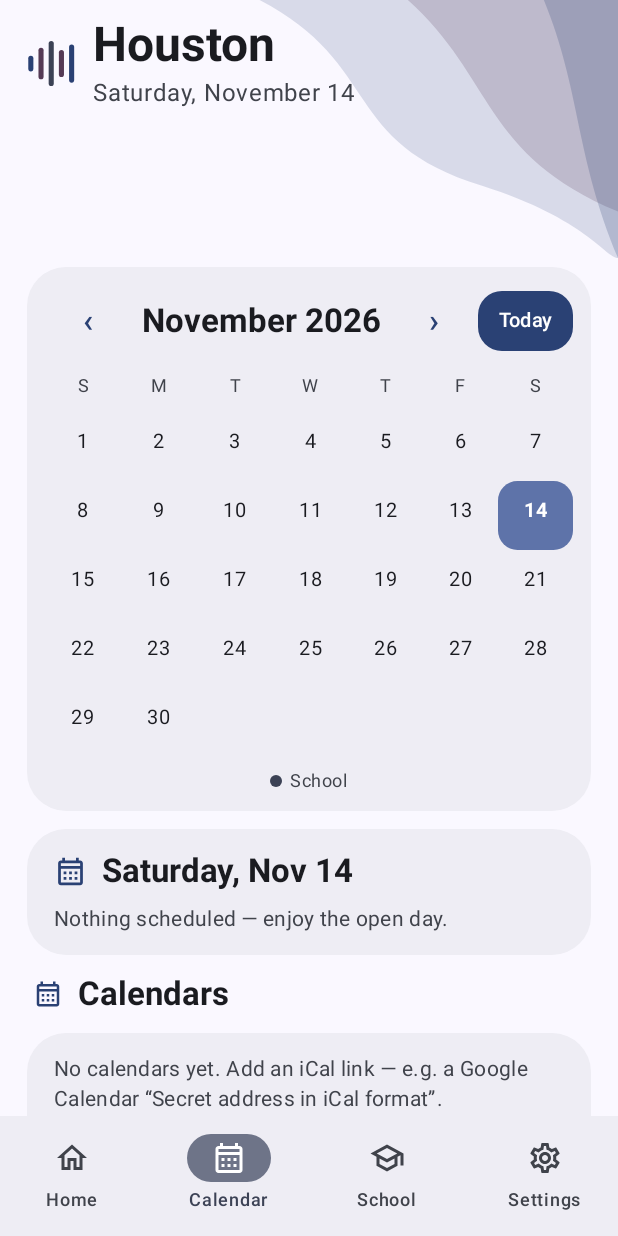
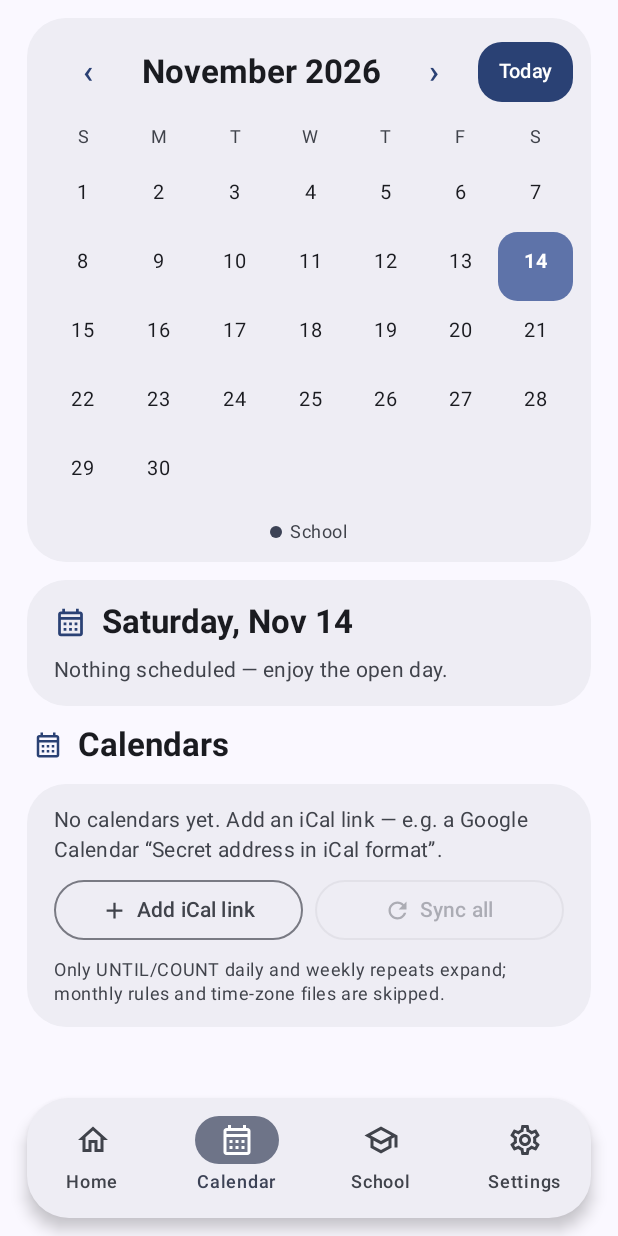
Before and after one commit to 12th-devs/Houston, an Android app built with Jetpack Compose: the screen it shows after launch (DashboardActivity), item 2 of the bottom bar chosen, on a phone screen of 412 x 824 dp. Run offline under Robolectric (Android 15) with nearby library versions, the phone set to English and light mode, and no system bars; pictures from the network do not load; Roboto replaces fonts that are not available here.

Commit message:
Floating M3E nav, home-only scrolling header, calendar/school pages, updates in Settings

```diff
--- a/app/build.gradle.kts
+++ b/app/build.gradle.kts
@@ -31,8 +31,8 @@ android {
         applicationId = "com.astroboii47.commander"
         minSdk = 29
         targetSdk = 36
-        versionCode = 13
-        versionName = "0.2.0-alpha.4"
+        versionCode = 14
+        versionName = "0.2.0-alpha.5"
         // Keep only English strings from libraries; translations add bulk for little benefit in alpha.
         resourceConfigurations += "en"
     }
--- a/app/src/main/java/com/astroboii47/commander/DashboardActivity.kt
+++ b/app/src/main/java/com/astroboii47/commander/DashboardActivity.kt
@@ -6,6 +6,11 @@ import android.widget.Toast
 import androidx.activity.ComponentActivity
 import androidx.activity.compose.setContent
 import androidx.activity.enableEdgeToEdge
+import androidx.compose.animation.AnimatedContent
+import androidx.compose.animation.core.tween
+import androidx.compose.animation.fadeIn
+import androidx.compose.animation.fadeOut
+import androidx.compose.animation.togetherWith
 import androidx.compose.foundation.layout.Box
 import androidx.compose.foundation.layout.Column
 import androidx.compose.foundation.layout.Row
@@ -18,6 +23,7 @@ import androidx.compose.foundation.layout.padding
 import androidx.compose.foundation.layout.statusBarsPadding
 import androidx.compose.foundation.layout.width
 import androidx.compose.foundation.rememberScrollState
+import androidx.compose.foundation.shape.RoundedCornerShape
 import androidx.compose.foundation.verticalScroll
 import androidx.compose.material.icons.Icons
 import androidx.compose.material.icons.outlined.CalendarMonth
@@ -262,11 +268,31 @@ private fun DashboardScreen() {
         return firstWithNew
     }
 
+    val homeScroll = rememberScrollState()
+    val calScroll = rememberScrollState()
+    val schoolScroll = rememberScrollState()
+
     Surface(Modifier.fillMaxSize(), color = MaterialTheme.colorScheme.background) {
         Column(Modifier.fillMaxSize()) {
-            // Full-bleed header: waves run edge to edge behind the status bar.
+            Box(Modifier.weight(1f).fillMaxWidth()) {
+                AnimatedContent(
+                    targetState = tab,
+                    transitionSpec = {
+                        fadeIn(animationSpec = tween(180)) togetherWith
+                            fadeOut(animationSpec = tween(180))
+                    },
+                    label = "dash-tab",
+                ) { page ->
+                when (page) {
+                    DashTab.HOME -> {
+                        Column(
+                            Modifier.fillMaxSize().verticalScroll(homeScroll),
+                        ) {
+                            // Home-only header: full-bleed waves behind the status
+                            // bar, scrolling away with the content so it never
+                            // covers anything.
                             Box(Modifier.fillMaxWidth()) {
-                HeaderWaves(Modifier.fillMaxWidth().height(172.dp))
+                                HeaderWaves(Modifier.fillMaxWidth().height(190.dp))
                                 Row(
                                     Modifier.fillMaxWidth()
                                         .statusBarsPadding()
@@ -286,15 +312,7 @@ private fun DashboardScreen() {
                                     }
                                 }
                             }
-
-            Box(Modifier.weight(1f).fillMaxWidth()) {
-                when (tab) {
-                    DashTab.HOME -> {
-                        Column(
-                            Modifier.fillMaxSize().verticalScroll(rememberScrollState())
-                                .navigationBarsPadding()
-                                .padding(horizontal = 18.dp, vertical = 6.dp),
-                        ) {
+                            Column(Modifier.padding(horizontal = 18.dp)) {
                             HomePage(
                                 feeds = feeds,
                                 feedsVersion = feedsVersion,
@@ -329,11 +347,12 @@ private fun DashboardScreen() {
                             Spacer(Modifier.height(8.dp))
                             }
                         }
+                    }
                     DashTab.CALENDAR -> {
                         Column(
-                            Modifier.fillMaxSize().verticalScroll(rememberScrollState())
-                                .navigationBarsPadding()
-                                .padding(horizontal = 18.dp, vertical = 6.dp),
+                            Modifier.fillMaxSize().verticalScroll(calScroll)
+                                .padding(horizontal = 18.dp)
+                                .padding(top = 12.dp, bottom = 6.dp),
                         ) {
                             CalendarPage(
                                 feeds = feeds,
@@ -350,9 +369,9 @@ private fun DashboardScreen() {
                     }
                     DashTab.SCHOOL -> {
                         Column(
-                            Modifier.fillMaxSize().verticalScroll(rememberScrollState())
-                                .navigationBarsPadding()
-                                .padding(horizontal = 18.dp, vertical = 6.dp),
+                            Modifier.fillMaxSize().verticalScroll(schoolScroll)
+                                .padding(horizontal = 18.dp)
+                                .padding(top = 12.dp, bottom = 6.dp),
                         ) {
                             // Map the dashboard auth state onto the page's view state.
                             val pageUi: DashboardPsUi = when (val s = psUi) {
@@ -412,8 +431,26 @@ private fun DashboardScreen() {
                     }
                 }
                 }
+            }
 
-            NavigationBar {
+            // Floating M3E-style bar: pill with margins, never covering content.
+            Box(
+                Modifier.fillMaxWidth()
+                    .navigationBarsPadding()
+                    .padding(horizontal = 18.dp)
+                    .padding(top = 8.dp, bottom = 12.dp),
+            ) {
+                Surface(
+                    shape = RoundedCornerShape(28.dp),
+                    color = MaterialTheme.colorScheme.surfaceContainer,
+                    tonalElevation = 3.dp,
+                    shadowElevation = 6.dp,
+                    modifier = Modifier.fillMaxWidth(),
+                ) {
+                    NavigationBar(
+                        containerColor = Color.Transparent,
+                        tonalElevation = 0.dp,
+                    ) {
                 NavigationBarItem(
                     selected = tab == DashTab.HOME,
                     onClick = { tab = DashTab.HOME },
@@ -442,3 +479,5 @@ private fun DashboardScreen() {
                 }
             }
         }
+    }
+}
```
Lines whose indentation alone changed are shown as unchanged.
